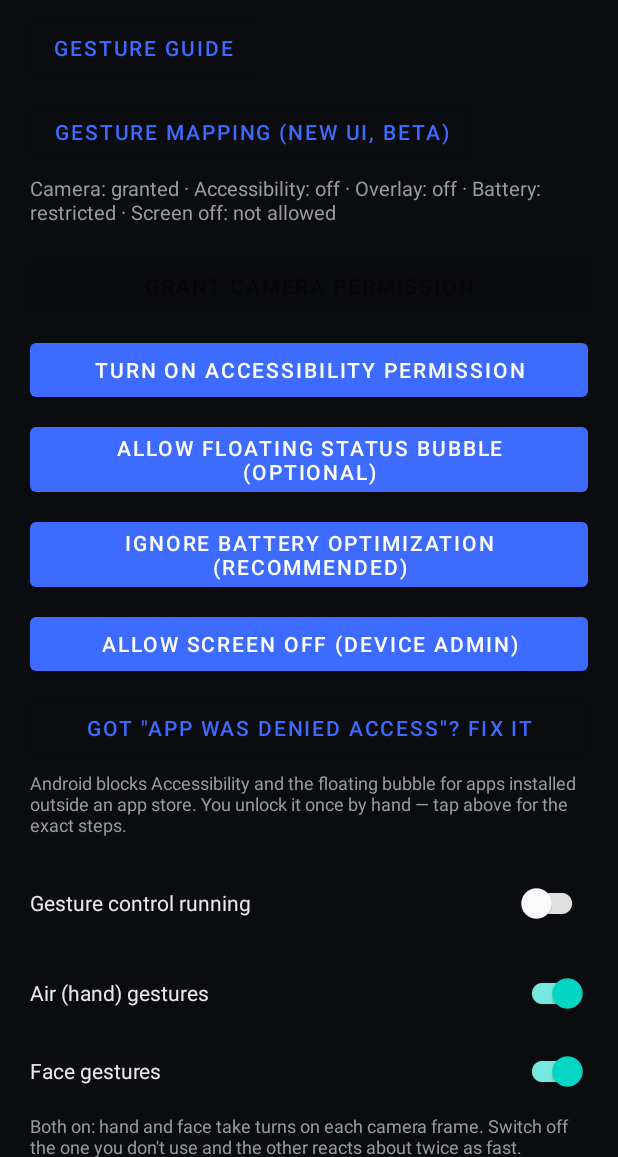
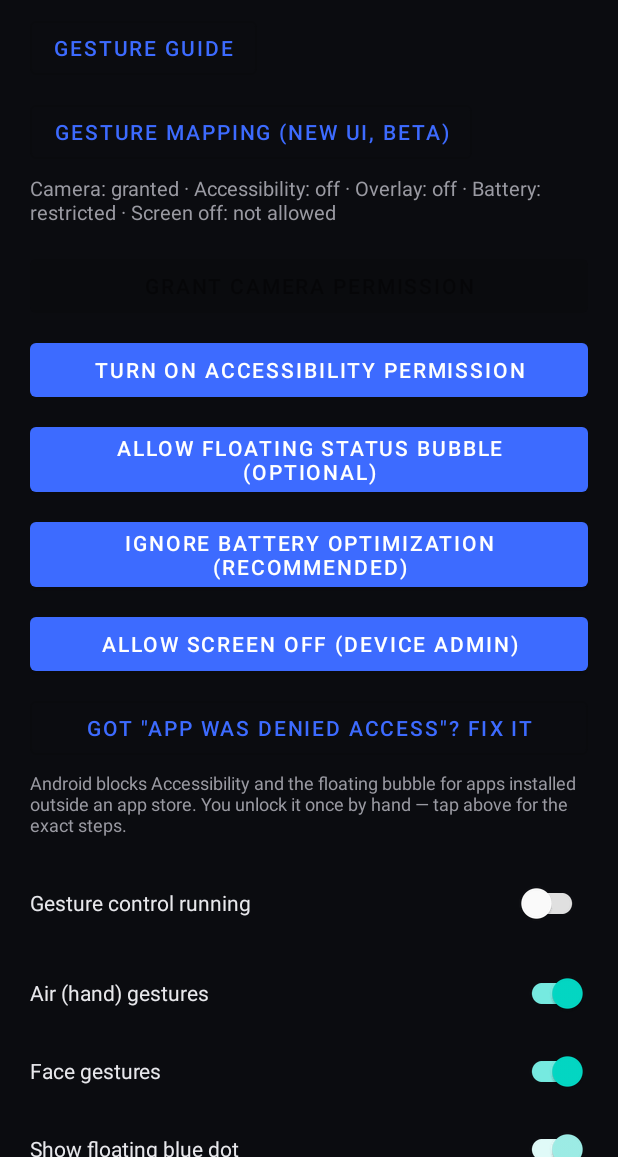
Before and after one commit to selvavishnum/Ai-motion-option, an Android app built with Jetpack Compose: the screen it shows after launch (MainActivity), on a phone screen of 412 x 824 dp, the part 79-1236 px from its top. Run offline under Robolectric (Android 15) with nearby library versions, the phone set to English and light mode, and no system bars; pictures from the network do not load.

Commit message:
Stop the accessibility button reading as ungranted; let the bubble be hidden
refreshStatus disabled the camera, overlay and battery buttons once each
permission was granted, but had no equivalent line for the accessibility
button. It therefore stayed bright and enabled forever, which reads as
"permission still needed" even while the status line directly above it
says "Accessibility: on" -- reported from a device in exactly that state.
It now disables and relabels itself when the service is running, like
every other button here.

Also adds a switch for the floating blue status dot. Until now the only
way to get rid of it was revoking the overlay permission entirely, which
is a heavier step than "hide this dot" and loses a grant the user may
want to keep. The preference is separate from the permission, and both
MainActivity and the control service honour it.

```diff
--- a/android/app/src/main/java/com/aimotion/handsfree/MainActivity.kt
+++ b/android/app/src/main/java/com/aimotion/handsfree/MainActivity.kt
@@ -115,6 +115,11 @@ class MainActivity : AppCompatActivity() {
             toggles.faceEnabled = checked
             refreshStatus()
         }
+        binding.bubbleSwitch.isChecked = toggles.bubbleEnabled
+        binding.bubbleSwitch.setOnCheckedChangeListener { _, checked ->
+            toggles.bubbleEnabled = checked
+            if (checked) OverlayBubbleService.start(this) else OverlayBubbleService.stop(this)
+        }
         binding.serviceSwitch.setOnCheckedChangeListener { _, checked ->
             if (checked) maybeStartService() else GestureControlService.stop(this)
         }
@@ -123,7 +128,11 @@ class MainActivity : AppCompatActivity() {
     override fun onResume() {
         super.onResume()
         refreshStatus()
-        if (Settings.canDrawOverlays(this)) OverlayBubbleService.start(this)
+        if (Settings.canDrawOverlays(this) && toggles.bubbleEnabled) {
+            OverlayBubbleService.start(this)
+        } else {
+            OverlayBubbleService.stop(this)
+        }
     }
 
     private fun hasCameraPermission() =
@@ -194,9 +203,16 @@ class MainActivity : AppCompatActivity() {
             append(if (adminOk) "Screen off: allowed" else "Screen off: not allowed")
         }
         binding.grantCameraButton.isEnabled = !cameraOk
+        // Was missing, unlike every other permission button here: the accessibility button stayed
+        // lit and enabled even once the service was on, which reads as "still not granted" no
+        // matter what the status line says.
+        binding.openAccessibilityButton.isEnabled = !a11yOk
+        binding.openAccessibilityButton.text =
+            if (a11yOk) "Accessibility permission granted ✓" else "Turn on Accessibility permission"
         binding.openOverlayButton.isEnabled = !overlayOk
         binding.openBatteryButton.isEnabled = !batteryOk
         binding.serviceSwitch.isEnabled = cameraOk && a11yOk
+        binding.bubbleSwitch.isEnabled = overlayOk
 
         // Spell out the live speed consequence of the two switches, since it isn't obvious that
         // turning one modality off makes the other one react faster.
--- a/android/app/src/main/java/com/aimotion/handsfree/gesture/GestureControlService.kt
+++ b/android/app/src/main/java/com/aimotion/handsfree/gesture/GestureControlService.kt
@@ -100,8 +100,9 @@ class GestureControlService : LifecycleService() {
         initDetectorsAsync()
         startCamera()
         // Ensure the status bubble is showing whenever gesture control is, not only when
-        // MainActivity happens to be open — a no-op if the overlay permission isn't granted.
-        OverlayBubbleService.start(this)
+        // MainActivity happens to be open — a no-op if the overlay permission isn't granted,
+        // and skipped entirely when the user has hidden the dot.
+        if (toggles.bubbleEnabled) OverlayBubbleService.start(this)
     }
 
     /** Each helper downloads its model file the first time it's constructed — blocking network
--- a/android/app/src/main/java/com/aimotion/handsfree/gesture/GestureToggleStore.kt
+++ b/android/app/src/main/java/com/aimotion/handsfree/gesture/GestureToggleStore.kt
@@ -18,8 +18,16 @@ class GestureToggleStore(context: Context) {
         get() = prefs.getBoolean(KEY_FACE, true)
         set(value) = prefs.edit().putBoolean(KEY_FACE, value).apply()
 
+    /** Whether to show the floating status dot over other apps. Separate from the overlay
+     * permission itself, so hiding the dot doesn't mean revoking a permission the user may want
+     * to keep granted. */
+    var bubbleEnabled: Boolean
+        get() = prefs.getBoolean(KEY_BUBBLE, true)
+        set(value) = prefs.edit().putBoolean(KEY_BUBBLE, value).apply()
+
     private companion object {
         const val KEY_HAND = "hand_enabled"
         const val KEY_FACE = "face_enabled"
+        const val KEY_BUBBLE = "bubble_enabled"
     }
 }
--- a/android/app/src/main/res/layout/activity_main.xml
+++ b/android/app/src/main/res/layout/activity_main.xml
@@ -119,6 +119,14 @@
             android:text="Face gestures"
             android:textColor="@color/onSurface" />
 
+        <com.google.android.material.switchmaterial.SwitchMaterial
+            android:id="@+id/bubbleSwitch"
+            android:layout_width="match_parent"
+            android:layout_height="wrap_content"
+            android:layout_marginTop="4dp"
+            android:text="Show floating blue dot"
+            android:textColor="@color/onSurface" />
+
         <TextView
             android:id="@+id/speedHintText"
             android:layout_width="wrap_content"
```
